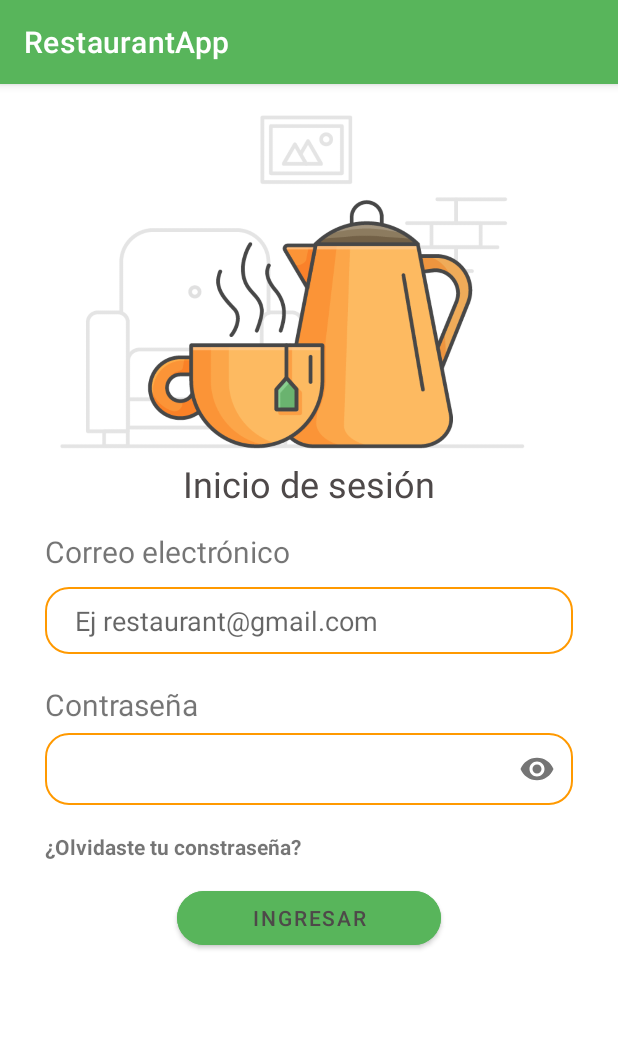
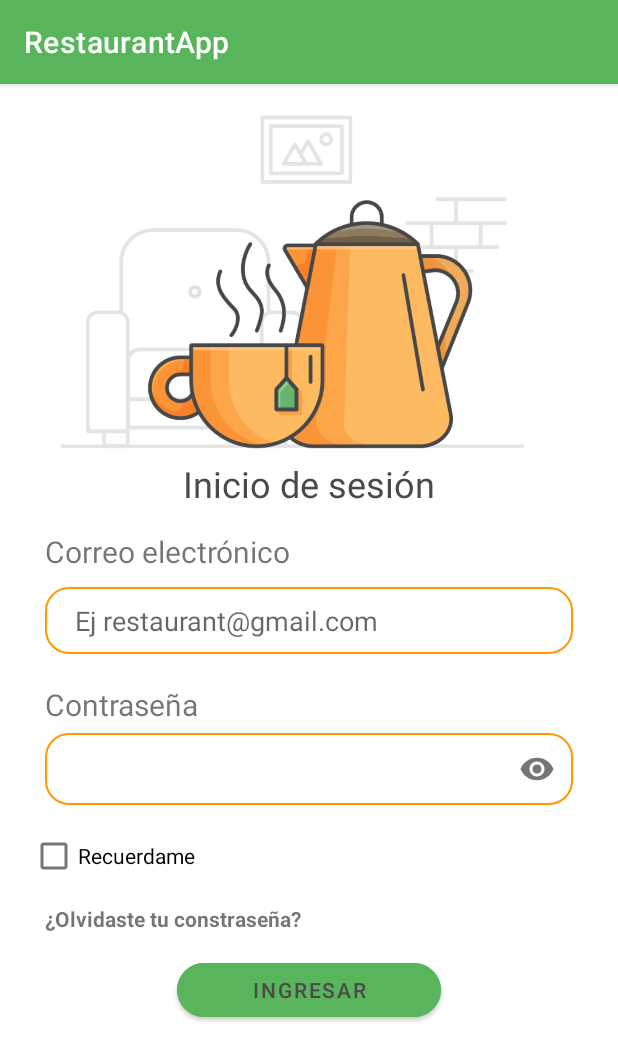
Before and after one commit to MarianaCarlo/RestaurantAppPG, an Android app: the screen it shows after launch (LoginActivity), after a tap on "INGRESAR", on a phone screen of 412 x 824 dp. Shown: the top 1061 px of the screen. Run offline under Robolectric (Android 15) with nearby library versions, the phone set to English and light mode, and no system bars; our stand-ins replace Firebase (no records; nobody signed in at launch, a user with empty details on screens opened directly); libraries missing offline, so code that uses them is left out: io.paperdb.

Commit message:
rememberMe funcionality and ScrollView Login

```diff
--- a/app/build.gradle
+++ b/app/build.gradle
@@ -49,5 +49,7 @@ dependencies {
 
     implementation 'com.kofigyan.stateprogressbar:stateprogressbar:1.0.0'
 
+    implementation "androidx.biometric:biometric:1.0.1"
+    implementation "io.paperdb:paperdb:2.6"
 
 }
--- a/app/src/main/AndroidManifest.xml
+++ b/app/src/main/AndroidManifest.xml
@@ -3,6 +3,7 @@
     package="com.example.restaurantapp">
 
     <uses-permission android:name="android.permission.INTERNET" />
+    <uses-permission android:name="android.permission.USE_BIOMETRIC" />
 
     <application
         android:allowBackup="true"
@@ -11,6 +12,9 @@
         android:roundIcon="@mipmap/ic_launcher_round"
         android:supportsRtl="true"
         android:theme="@style/Theme.RestaurantApp">
+        <activity
+            android:name=".FingerPrintActivity"
+            android:exported="false" />
         <activity
             android:name=".ChangePasswordProfileActivity"
             android:exported="false" />
--- a/app/src/main/java/com/example/restaurantapp/LoginActivity.java
+++ b/app/src/main/java/com/example/restaurantapp/LoginActivity.java
@@ -2,12 +2,16 @@ package com.example.restaurantapp;
 
 import androidx.annotation.NonNull;
 import androidx.appcompat.app.AppCompatActivity;
+import androidx.biometric.BiometricPrompt;
 
 import android.content.Intent;
+import android.content.SharedPreferences;
 import android.os.Bundle;
+import android.os.CancellationSignal;
 import android.util.Patterns;
 import android.view.View;
 import android.widget.Button;
+import android.widget.CheckBox;
 import android.widget.EditText;
 import android.widget.ProgressBar;
 import android.widget.TextView;
@@ -22,7 +26,13 @@ import com.google.firebase.auth.FirebaseUser;
 import java.util.regex.Matcher;
 import java.util.regex.Pattern;
 
+import io.paperdb.Paper;
+
 public class LoginActivity extends AppCompatActivity {
+
+    public static final String SHARED_PREFS = "sharedPrefs";
+    private CheckBox rememberMeCheck;
+    private Boolean saveLogin;
 
     private EditText editEmailLogin, editPasswordLogin;
     private Button buttonSendLogin;
@@ -36,12 +46,17 @@ public class LoginActivity extends AppCompatActivity {
         super.onCreate(savedInstanceState);
         setContentView(R.layout.activity_login);
 
+        progressBarLogin = findViewById(R.id.progressBarLogin);
+        mAuth = FirebaseAuth.getInstance();
+
+        checkBoxRememberMe();
+
         editEmailLogin = findViewById(R.id.editEmailLogin);
         editPasswordLogin = findViewById(R.id.editPasswordLogin);
         buttonSendLogin = findViewById(R.id.btnSendLogin);
-        progressBarLogin = findViewById(R.id.progressBarLogin);
-        mAuth = FirebaseAuth.getInstance();
         sendForgotPassword = findViewById(R.id.sendForgotPassword);
+        rememberMeCheck = findViewById(R.id.rememberMeCheck);
+
 
         buttonSendLogin.setOnClickListener(new View.OnClickListener() {
             @Override
@@ -79,6 +94,12 @@ public class LoginActivity extends AppCompatActivity {
                     public void onComplete(@NonNull Task<AuthResult> task) {
                         if (task.isSuccessful()) {
 
+                            SharedPreferences sharedPreferences = getSharedPreferences(SHARED_PREFS, MODE_PRIVATE);
+                            SharedPreferences.Editor editor = sharedPreferences.edit();
+
+                            editor.putString("name", "true");
+                            editor.apply();
+
                             FirebaseUser user = FirebaseAuth.getInstance().getCurrentUser();
                             Intent intent = new Intent(LoginActivity.this, HomeActivity.class);
                             startActivity(intent);
@@ -98,6 +119,9 @@ public class LoginActivity extends AppCompatActivity {
                         }
                     }
                 });
+
+
+
             }
         });
 
@@ -108,7 +132,23 @@ public class LoginActivity extends AppCompatActivity {
                 startActivity(intent);
             }
         });
+
+
     }
+
+    private void checkBoxRememberMe() {
+        SharedPreferences sharedPreferences = getSharedPreferences(SHARED_PREFS, MODE_PRIVATE);
+        String check = sharedPreferences.getString("name", "");
+        if (check.equals("true")) {
+            //Toast.makeText(LoginActivity.this, "Login success!", Toast.LENGTH_SHORT).show();
+            Intent intent = new Intent(LoginActivity.this, HomeActivity.class);
+            startActivity(intent);
+            finish();
+        } else {
+            //Toast.makeText(LoginActivity.this, "TO DO", Toast.LENGTH_SHORT).show();
+        }
+    }
+
 
     @Override
     public void onBackPressed() {
--- a/app/src/main/java/com/example/restaurantapp/MainActivity.java
+++ b/app/src/main/java/com/example/restaurantapp/MainActivity.java
@@ -3,11 +3,15 @@ package com.example.restaurantapp;
 import androidx.appcompat.app.AppCompatActivity;
 
 import android.content.Intent;
+import android.content.SharedPreferences;
 import android.os.Bundle;
 import android.view.View;
 import android.widget.Button;
+import android.widget.Toast;
 
 public class MainActivity extends AppCompatActivity {
+
+    public static final String SHARED_PREFS = "sharedPrefs";
 
     Button buttonSignIn, buttonRegister;
 
@@ -15,6 +19,8 @@ public class MainActivity extends AppCompatActivity {
     protected void onCreate(Bundle savedInstanceState) {
         super.onCreate(savedInstanceState);
         setContentView(R.layout.activity_main);
+
+        //checkBoxRememberMe();
 
         buttonSignIn = findViewById(R.id.btnSignIn);
         buttonRegister = findViewById(R.id.btnRegister);
@@ -30,6 +36,12 @@ public class MainActivity extends AppCompatActivity {
         buttonSignIn.setOnClickListener(new View.OnClickListener() {
             @Override
             public void onClick(View v) {
+                /*SharedPreferences sharedPreferences = getSharedPreferences(SHARED_PREFS, MODE_PRIVATE);
+                SharedPreferences.Editor editor = sharedPreferences.edit();
+
+                editor.putString("name", "true");
+                editor.apply();*/
+
                 Intent intent = new Intent(MainActivity.this, LoginActivity.class);
                 startActivity(intent);
             }
@@ -37,6 +49,19 @@ public class MainActivity extends AppCompatActivity {
 
     }
 
+    private void checkBoxRememberMe() {
+        SharedPreferences sharedPreferences = getSharedPreferences(SHARED_PREFS, MODE_PRIVATE);
+        String check = sharedPreferences.getString("name", "");
+        if (check.equals("true")) {
+            Toast.makeText(MainActivity.this, "Main!!", Toast.LENGTH_SHORT).show();
+            Intent intent = new Intent(MainActivity.this, HomeActivity.class);
+            startActivity(intent);
+            finish();
+        } else {
+            Toast.makeText(MainActivity.this, "Cannot", Toast.LENGTH_SHORT).show();
+        }
+    }
+
     @Override
     public void onBackPressed() {
 
--- a/app/src/main/res/layout/activity_login.xml
+++ b/app/src/main/res/layout/activity_login.xml
@@ -22,12 +22,23 @@
         android:textSize="24dp"
         android:id="@+id/titleLogin"/>
 
+    <ScrollView
+        android:layout_width="match_parent"
+        android:layout_height="match_parent"
+        android:layout_below="@+id/titleLogin">
+
+        <RelativeLayout
+            android:layout_width="match_parent"
+            android:layout_height="match_parent"
+            android:layout_below="@+id/titleLogin"
+            android:paddingBottom="50dp"
+            android:id="@+id/formLogin">
+
             <TextView
                 android:layout_width="wrap_content"
                 android:layout_height="wrap_content"
                 android:layout_marginTop="15dp"
                 android:layout_marginLeft="30dp"
-        android:layout_below="@+id/titleLogin"
                 android:text="@string/mailTitleLogin"
                 android:textSize="20sp"
                 android:inputType="textEmailAddress"
@@ -82,15 +93,24 @@
 
             </com.google.android.material.textfield.TextInputLayout>
 
-    <TextView
+            <CheckBox
                 android:layout_width="wrap_content"
                 android:layout_height="wrap_content"
+                android:text="@string/rememberMe"
+                android:layout_below="@+id/passwordToggle"
+                android:id="@+id/rememberMeCheck"
+                android:layout_marginHorizontal="20dp"
+                />
+
+            <TextView
+                android:id="@+id/sendForgotPassword"
+                android:layout_width="wrap_content"
+                android:layout_height="wrap_content"
+                android:layout_below="@+id/rememberMeCheck"
+                android:layout_marginLeft="30dp"
                 android:layout_marginTop="8dp"
-        android:layout_marginLeft="30dp"
                 android:text="@string/forgotPassword"
-        android:layout_below="@+id/passwordToggle"
-        android:textStyle="bold"
-        android:id="@+id/sendForgotPassword"/>
+                android:textStyle="bold" />
 
             <com.google.android.material.button.MaterialButton
                 android:layout_width="wrap_content"
@@ -113,4 +133,10 @@
                 android:id="@+id/progressBarLogin"
                 />
 
+
         </RelativeLayout>
+
+    </ScrollView>
+
+
+</RelativeLayout>
--- a/app/src/main/res/layout/activity_main.xml
+++ b/app/src/main/res/layout/activity_main.xml
@@ -57,13 +57,13 @@
 
 
     <ImageView
+        android:id="@+id/fingerprint"
         android:layout_width="150dp"
         android:layout_height="150dp"
         android:layout_below="@+id/buttonsMain"
         android:layout_centerHorizontal="true"
         android:layout_marginTop="20dp"
-        android:src="@drawable/ic_baseline_fingerprint_24"
-        android:id="@+id/fingerprint"/>
+        android:src="@drawable/ic_baseline_fingerprint_24" />
 
 
 </RelativeLayout>
--- a/app/src/main/res/values/strings.xml
+++ b/app/src/main/res/values/strings.xml
@@ -19,6 +19,7 @@
     <string name="forgotPassword">¿Olvidaste tu constraseña?</string>
     <string name="forgotPasswordText">Introduce tu correo:</string>
     <string name="resetPassword">Resetear Contraseña</string>
+    <string name="rememberMe">Recuerdame</string>
 
     <!--Menu-->
     <string name="homeMenu">Inicio</string>
@@ -67,12 +68,13 @@
     <string name="subscriptionPoint5">Recomendaciones según consumos anteriores</string>
     <string name="subscriptionObtain">Obtener</string>
 
+
+
     <!--New Subscription Activity-->
     <string name="newSubscriptionTitle">Nueva Suscripción</string>
     <string name="newSubscriptionMessage">Vamos a iniciar el registro de tu suscripción</string>
 
 
-
     <string name="hello_blank_fragment">Hello blank fragment</string>
 
 </resources>
```
Also changed, not shown: app/src/main/java/com/example/restaurantapp/FingerPrintActivity.java (added, +14 -0 lines), app/src/main/java/com/example/restaurantapp/ProfileActivity.java (+10 -1 lines), app/src/main/res/layout/activity_finger_print.xml (added, +26 -0 lines). Lines whose indentation alone changed are shown as unchanged.
